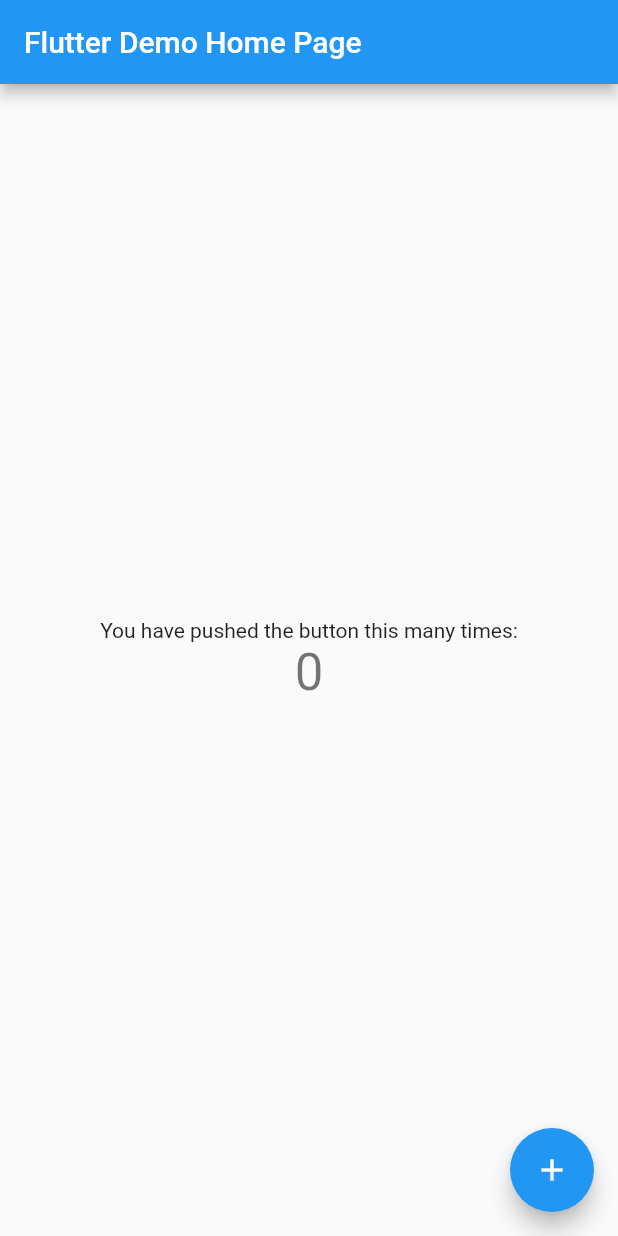
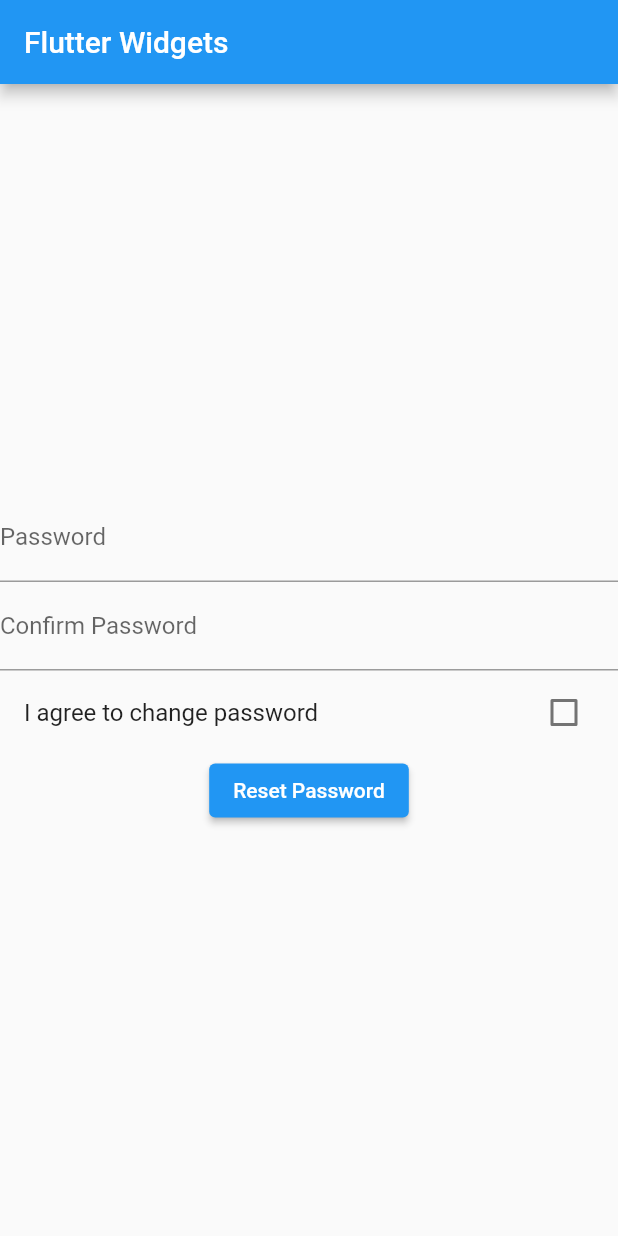
Before and after one commit to jdayssol/flutter_form, a Flutter app: the screen it shows after launch, on a phone screen of 412 x 824 dp. Run offline on Flutter 3.47's test engine with Material 2 defaults, Android fonts, the phone set to English and light mode, and no system bars; our stand-ins replace email_validator.

Commit message:
Updating the project

```diff
--- a/lib/main copy.dart
+++ /dev/null
@@ -1,71 +0,0 @@
-import 'package:flutter/material.dart';
-import 'package:flutter_form/widgets/basic_form.dart';
-import 'package:flutter_form/widgets/basic_form2.dart';
-import 'package:flutter_form/widgets/checkbox_form_field.dart';
-import 'package:flutter_form/widgets/checkbox_input.dart';
-import 'package:flutter_form/widgets/dropdown_input.dart';
-import 'package:flutter_form/widgets/emails_input.dart';
-import 'package:flutter_form/widgets/multi_widget_form.dart';
-import 'package:flutter_form/widgets/password_reset_form.dart';
-import 'package:flutter_form/widgets/radio_input.dart';
-import 'package:flutter_form/widgets/slider_input.dart';
-import 'package:flutter_form/widgets/switch_input.dart';
-import 'package:flutter_form/widgets/text_input.dart';
-
-void main() {
-  runApp(MyApp());
-}
-
-class MyApp extends StatelessWidget {
-  @override
-  Widget build(BuildContext context) {
-    return MaterialApp(
-      title: 'Creating Forms with Flutter',
-      theme: ThemeData(
-        primarySwatch: Colors.blue,
-        visualDensity: VisualDensity.adaptivePlatformDensity,
-      ),
-      home: MyHomePage(title: 'Flutter Widgets'),
-      debugShowCheckedModeBanner: false,
-    );
-  }
-}
-
-class MyHomePage extends StatefulWidget {
-  MyHomePage({Key? key, required this.title}) : super(key: key);
-
-  final String title;
-
-  @override
-  _MyHomePageState createState() => _MyHomePageState();
-}
-
-class _MyHomePageState extends State<MyHomePage> {
-  @override
-  Widget build(BuildContext context) {
-    return Scaffold(
-      resizeToAvoidBottomInset: true,
-      appBar: AppBar(
-        title: Text(widget.title),
-      ),
-      body: Center(
-        child: Column(
-          mainAxisAlignment: MainAxisAlignment.center,
-          children: <Widget>[
-            //CheckboxInput(),
-
-            //DropdownInput(),
-            //EmailsInput(),
-            //RadioInput(),
-            //SliderInput(),
-            //SwitchInput(),
-            //BasicForm2(),
-            //MultiWidgetForm(),
-            PasswordResetForm(),
-            //TextInput()
-          ],
-        ),
-      ),
-    );
-  }
-}
--- a/lib/main.dart
+++ b/lib/main.dart
@@ -1,115 +1,71 @@
 import 'package:flutter/material.dart';
+import 'package:flutter_form/widgets/basic_form.dart';
+import 'package:flutter_form/widgets/basic_form2.dart';
+import 'package:flutter_form/widgets/checkbox_form_field.dart';
+import 'package:flutter_form/widgets/checkbox_input.dart';
+import 'package:flutter_form/widgets/dropdown_input.dart';
+import 'package:flutter_form/widgets/emails_input.dart';
+import 'package:flutter_form/widgets/multi_widget_form.dart';
+import 'package:flutter_form/widgets/password_reset_form.dart';
+import 'package:flutter_form/widgets/radio_input.dart';
+import 'package:flutter_form/widgets/slider_input.dart';
+import 'package:flutter_form/widgets/switch_input.dart';
+import 'package:flutter_form/widgets/text_input.dart';
 
 void main() {
-  runApp(const MyApp());
+  runApp(MyApp());
 }
 
 class MyApp extends StatelessWidget {
-  const MyApp({Key? key}) : super(key: key);
-
-  // This widget is the root of your application.
   @override
   Widget build(BuildContext context) {
     return MaterialApp(
-      title: 'Flutter Demo',
+      title: 'Creating Forms with Flutter',
       theme: ThemeData(
-        // This is the theme of your application.
-        //
-        // Try running your application with "flutter run". You'll see the
-        // application has a blue toolbar. Then, without quitting the app, try
-        // changing the primarySwatch below to Colors.green and then invoke
-        // "hot reload" (press "r" in the console where you ran "flutter run",
-        // or simply save your changes to "hot reload" in a Flutter IDE).
-        // Notice that the counter didn't reset back to zero; the application
-        // is not restarted.
         primarySwatch: Colors.blue,
+        visualDensity: VisualDensity.adaptivePlatformDensity,
       ),
-      home: const MyHomePage(title: 'Flutter Demo Home Page'),
+      home: MyHomePage(title: 'Flutter Widgets'),
+      debugShowCheckedModeBanner: false,
     );
   }
 }
 
 class MyHomePage extends StatefulWidget {
-  const MyHomePage({Key? key, required this.title}) : super(key: key);
-
-  // This widget is the home page of your application. It is stateful, meaning
-  // that it has a State object (defined below) that contains fields that affect
-  // how it looks.
-
-  // This class is the configuration for the state. It holds the values (in this
-  // case the title) provided by the parent (in this case the App widget) and
-  // used by the build method of the State. Fields in a Widget subclass are
-  // always marked "final".
+  MyHomePage({Key? key, required this.title}) : super(key: key);
 
   final String title;
 
   @override
-  State<MyHomePage> createState() => _MyHomePageState();
+  _MyHomePageState createState() => _MyHomePageState();
 }
 
 class _MyHomePageState extends State<MyHomePage> {
-  int _counter = 0;
-
-  void _incrementCounter() {
-    setState(() {
-      // This call to setState tells the Flutter framework that something has
-      // changed in this State, which causes it to rerun the build method below
-      // so that the display can reflect the updated values. If we changed
-      // _counter without calling setState(), then the build method would not be
-      // called again, and so nothing would appear to happen.
-      _counter++;
-    });
-  }
-
   @override
   Widget build(BuildContext context) {
-    // This method is rerun every time setState is called, for instance as done
-    // by the _incrementCounter method above.
-    //
-    // The Flutter framework has been optimized to make rerunning build methods
-    // fast, so that you can just rebuild anything that needs updating rather
-    // than having to individually change instances of widgets.
     return Scaffold(
+      resizeToAvoidBottomInset: true,
       appBar: AppBar(
-        // Here we take the value from the MyHomePage object that was created by
-        // the App.build method, and use it to set our appbar title.
         title: Text(widget.title),
       ),
       body: Center(
-        // Center is a layout widget. It takes a single child and positions it
-        // in the middle of the parent.
         child: Column(
-          // Column is also a layout widget. It takes a list of children and
-          // arranges them vertically. By default, it sizes itself to fit its
-          // children horizontally, and tries to be as tall as its parent.
-          //
-          // Invoke "debug painting" (press "p" in the console, choose the
-          // "Toggle Debug Paint" action from the Flutter Inspector in Android
-          // Studio, or the "Toggle Debug Paint" command in Visual Studio Code)
-          // to see the wireframe for each widget.
-          //
-          // Column has various properties to control how it sizes itself and
-          // how it positions its children. Here we use mainAxisAlignment to
-          // center the children vertically; the main axis here is the vertical
-          // axis because Columns are vertical (the cross axis would be
-          // horizontal).
           mainAxisAlignment: MainAxisAlignment.center,
           children: <Widget>[
-            const Text(
-              'You have pushed the button this many times:',
-            ),
-            Text(
-              '$_counter',
-              style: Theme.of(context).textTheme.headline4,
-            ),
+            //CheckboxInput(),
+
+            //DropdownInput(),
+            //EmailsInput(),
+            //RadioInput(),
+            //SliderInput(),
+            //SwitchInput(),
+            //BasicForm2(),
+            //MultiWidgetForm(),
+            PasswordResetForm(),
+            //TextInput()
           ],
         ),
       ),
-      floatingActionButton: FloatingActionButton(
-        onPressed: _incrementCounter,
-        tooltip: 'Increment',
-        child: const Icon(Icons.add),
-      ), // This trailing comma makes auto-formatting nicer for build methods.
     );
   }
 }
```
Also changed, not shown: 4 other files.
